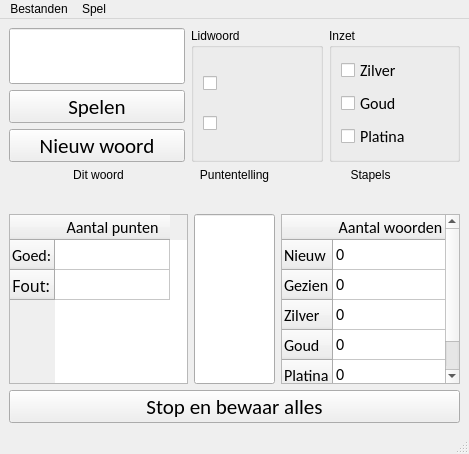
First picture: the form in Resources/UI/nwl.ui, repository ubenu/NieuweWoordenLeren, before the edit.
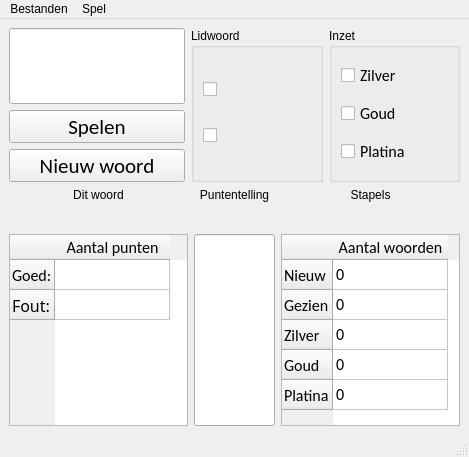
Second picture: the form after the edit.

```diff
--- a/Resources/UI/nwl.ui
+++ b/Resources/UI/nwl.ui
@@ -7,7 +7,7 @@
     <x>0</x>
     <y>0</y>
     <width>469</width>
-    <height>454</height>
+    <height>457</height>
    </rect>
   </property>
   <property name="sizePolicy">
@@ -469,27 +469,6 @@
       </item>
      </layout>
     </item>
-    <item>
-     <widget class="QToolButton" name="btn_stop_and_save">
-      <property name="sizePolicy">
-       <sizepolicy hsizetype="Preferred" vsizetype="Fixed">
-        <horstretch>0</horstretch>
-        <verstretch>0</verstretch>
-       </sizepolicy>
-      </property>
-      <property name="font">
-       <font>
-        <family>Calibri</family>
-        <pointsize>16</pointsize>
-        <weight>50</weight>
-        <bold>false</bold>
-       </font>
-      </property>
-      <property name="text">
-       <string>Stop en bewaar alles</string>
-      </property>
-     </widget>
-    </item>
    </layout>
   </widget>
   <widget class="QMenuBar" name="menubar">
```
